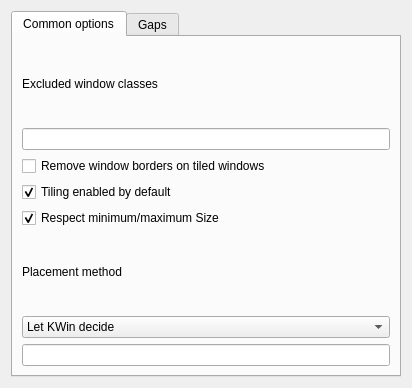
This is contents/ui/config.ui in kwin-scripts/kwin-tiling as Qt 5 draws it before an edit. The edited form follows.
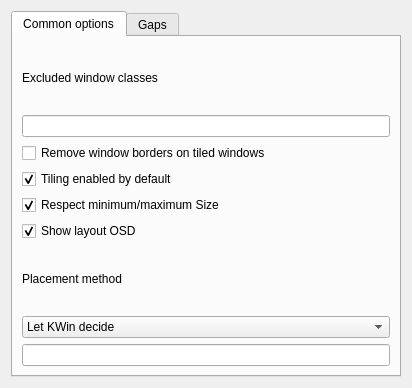
This is the edited form. The open tabs and pages were chosen to show the change.

Commit message: Add OSD showing layout name

```diff
--- a/contents/ui/config.ui
+++ b/contents/ui/config.ui
@@ -65,16 +65,26 @@
         </widget>
        </item>
        <item row="5" column="0">
+        <widget class="QCheckBox" name="kcfg_showLayoutOsd">
+         <property name="text">
+          <string>Show layout OSD</string>
+         </property>
+         <property name="checked">
+          <bool>true</bool>
+         </property>
+        </widget>
+       </item>
+       <item row="6" column="0">
         <widget class="QLabel" name="label_2">
          <property name="text">
           <string>Placement method</string>
          </property>
         </widget>
        </item>
-       <item row="7" column="0">
+       <item row="8" column="0">
         <widget class="QLineEdit" name="kcfg_layouts"/>
        </item>
-       <item row="6" column="0">
+       <item row="7" column="0">
         <widget class="QComboBox" name="kcfg_placement">
          <item>
           <property name="text">
```
The commit also changes 8 other files.
